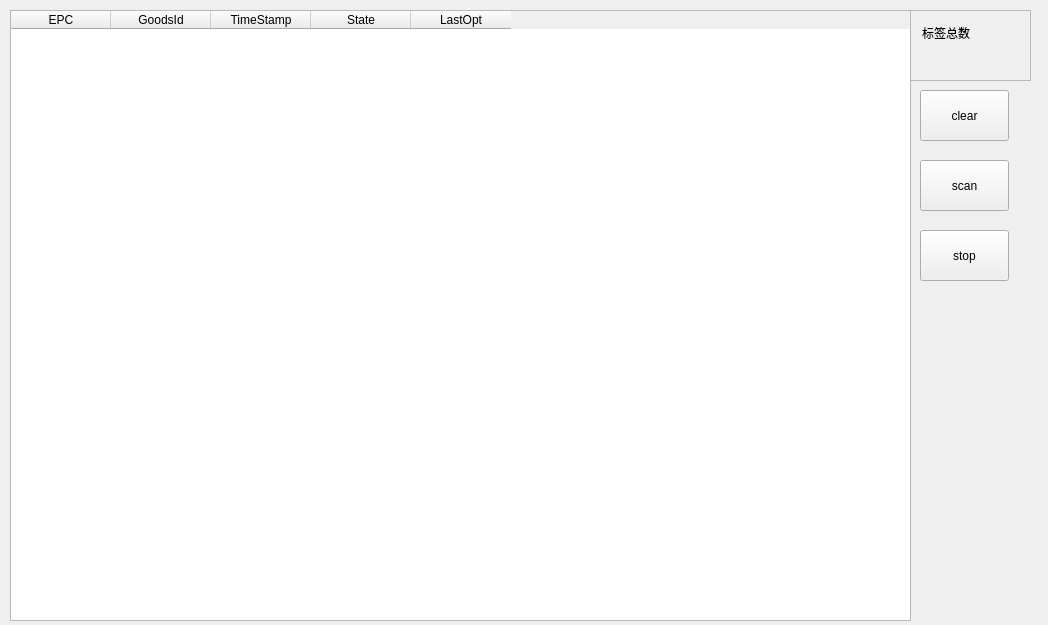
Qt form SmartCabinet/Rfid/RfidTest/frmrfid.ui (birdman1992/SmartCabinet) before a commit.
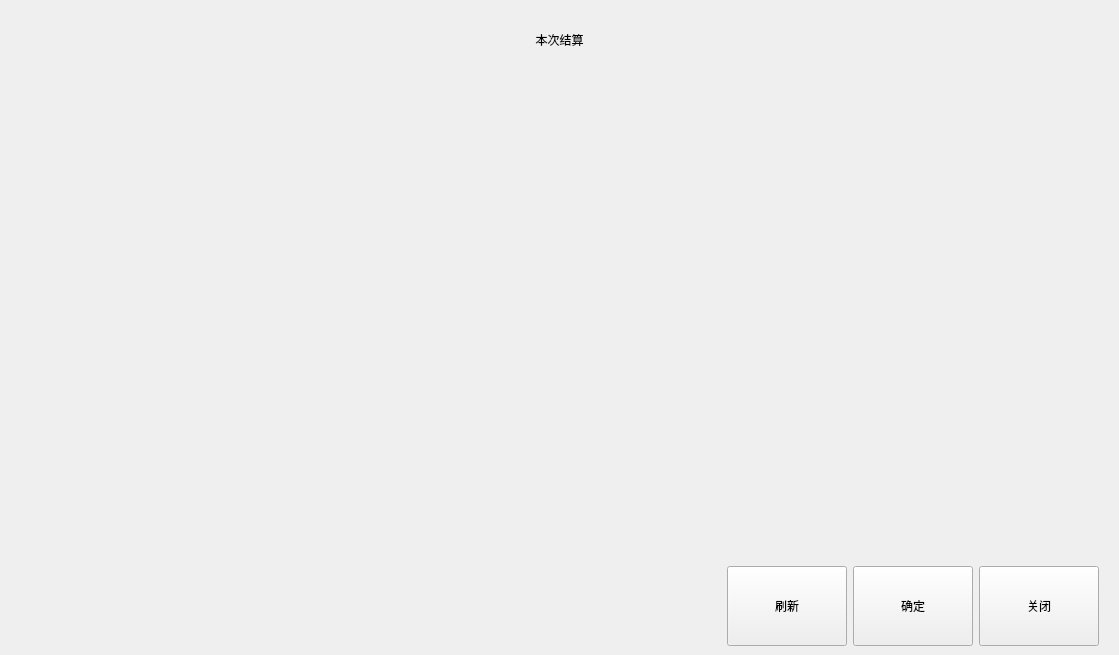
The same form after that commit.

What changed in the file:
```diff
--- a/SmartCabinet/Rfid/RfidTest/frmrfid.ui
+++ b/SmartCabinet/Rfid/RfidTest/frmrfid.ui
@@ -6,22 +6,35 @@
    <rect>
     <x>0</x>
     <y>0</y>
-    <width>1048</width>
-    <height>625</height>
+    <width>1119</width>
+    <height>655</height>
    </rect>
   </property>
   <property name="windowTitle">
    <string>FrmRfid</string>
   </property>
+  <layout class="QHBoxLayout" name="horizontalLayout">
+   <property name="leftMargin">
+    <number>0</number>
+   </property>
+   <property name="topMargin">
+    <number>0</number>
+   </property>
+   <property name="rightMargin">
+    <number>0</number>
+   </property>
+   <property name="bottomMargin">
+    <number>0</number>
+   </property>
+   <item>
+    <widget class="QStackedWidget" name="stackedWidget">
+     <property name="currentIndex">
+      <number>1</number>
+     </property>
+     <widget class="QWidget" name="page">
+      <layout class="QHBoxLayout" name="horizontalLayout_2" stretch="8,1">
+       <item>
   <widget class="QTableWidget" name="id_table">
-   <property name="geometry">
-    <rect>
-     <x>10</x>
-     <y>10</y>
-     <width>901</width>
-     <height>611</height>
-    </rect>
-   </property>
    <attribute name="verticalHeaderVisible">
     <bool>false</bool>
    </attribute>
@@ -51,15 +64,11 @@
     </property>
    </column>
   </widget>
+       </item>
+       <item>
+        <layout class="QVBoxLayout" name="verticalLayout_2">
+         <item>
   <widget class="QFrame" name="frame">
-   <property name="geometry">
-    <rect>
-     <x>910</x>
-     <y>10</y>
-     <width>121</width>
-     <height>71</height>
-    </rect>
-   </property>
    <property name="frameShape">
     <enum>QFrame::StyledPanel</enum>
    </property>
@@ -83,45 +92,169 @@
     </item>
    </layout>
   </widget>
-  <widget class="QPushButton" name="clear">
-   <property name="geometry">
-    <rect>
-     <x>920</x>
-     <y>90</y>
-     <width>89</width>
-     <height>51</height>
-    </rect>
-   </property>
-   <property name="text">
-    <string>clear</string>
-   </property>
-  </widget>
+         </item>
+         <item>
   <widget class="QPushButton" name="scan">
-   <property name="geometry">
-    <rect>
-     <x>920</x>
-     <y>160</y>
-     <width>89</width>
-     <height>51</height>
-    </rect>
+           <property name="sizePolicy">
+            <sizepolicy hsizetype="Minimum" vsizetype="Preferred">
+             <horstretch>0</horstretch>
+             <verstretch>0</verstretch>
+            </sizepolicy>
+           </property>
+           <property name="minimumSize">
+            <size>
+             <width>100</width>
+             <height>80</height>
+            </size>
    </property>
    <property name="text">
     <string>scan</string>
    </property>
   </widget>
+         </item>
+         <item>
   <widget class="QPushButton" name="stop">
-   <property name="geometry">
-    <rect>
-     <x>920</x>
-     <y>230</y>
-     <width>89</width>
-     <height>51</height>
-    </rect>
+           <property name="sizePolicy">
+            <sizepolicy hsizetype="Minimum" vsizetype="Preferred">
+             <horstretch>0</horstretch>
+             <verstretch>0</verstretch>
+            </sizepolicy>
+           </property>
+           <property name="minimumSize">
+            <size>
+             <width>100</width>
+             <height>80</height>
+            </size>
    </property>
    <property name="text">
     <string>stop</string>
    </property>
   </widget>
+         </item>
+         <item>
+          <widget class="QPushButton" name="clear">
+           <property name="sizePolicy">
+            <sizepolicy hsizetype="Minimum" vsizetype="Preferred">
+             <horstretch>0</horstretch>
+             <verstretch>0</verstretch>
+            </sizepolicy>
+           </property>
+           <property name="minimumSize">
+            <size>
+             <width>100</width>
+             <height>80</height>
+            </size>
+           </property>
+           <property name="text">
+            <string>clear</string>
+           </property>
+          </widget>
+         </item>
+         <item>
+          <spacer name="verticalSpacer">
+           <property name="orientation">
+            <enum>Qt::Vertical</enum>
+           </property>
+           <property name="sizeHint" stdset="0">
+            <size>
+             <width>20</width>
+             <height>40</height>
+            </size>
+           </property>
+          </spacer>
+         </item>
+        </layout>
+       </item>
+      </layout>
+     </widget>
+     <widget class="QWidget" name="page_tab">
+      <layout class="QVBoxLayout" name="verticalLayout_3" stretch="1,6,1">
+       <property name="spacing">
+        <number>4</number>
+       </property>
+       <property name="leftMargin">
+        <number>0</number>
+       </property>
+       <property name="topMargin">
+        <number>0</number>
+       </property>
+       <property name="rightMargin">
+        <number>0</number>
+       </property>
+       <property name="bottomMargin">
+        <number>9</number>
+       </property>
+       <item>
+        <widget class="QLabel" name="label_2">
+         <property name="text">
+          <string>本次结算</string>
+         </property>
+         <property name="alignment">
+          <set>Qt::AlignCenter</set>
+         </property>
+        </widget>
+       </item>
+       <item>
+        <layout class="QHBoxLayout" name="layout_tabs"/>
+       </item>
+       <item>
+        <layout class="QHBoxLayout" name="horizontalLayout_3" stretch="6,1,1,1">
+         <property name="rightMargin">
+          <number>20</number>
+         </property>
+         <item>
+          <widget class="QLabel" name="msg">
+           <property name="text">
+            <string/>
+           </property>
+          </widget>
+         </item>
+         <item>
+          <widget class="QPushButton" name="fresh">
+           <property name="sizePolicy">
+            <sizepolicy hsizetype="Minimum" vsizetype="Preferred">
+             <horstretch>0</horstretch>
+             <verstretch>0</verstretch>
+            </sizepolicy>
+           </property>
+           <property name="text">
+            <string>刷新</string>
+           </property>
+          </widget>
+         </item>
+         <item>
+          <widget class="QPushButton" name="OK">
+           <property name="sizePolicy">
+            <sizepolicy hsizetype="Minimum" vsizetype="Preferred">
+             <horstretch>0</horstretch>
+             <verstretch>0</verstretch>
+            </sizepolicy>
+           </property>
+           <property name="text">
+            <string>确定</string>
+           </property>
+          </widget>
+         </item>
+         <item>
+          <widget class="QPushButton" name="pushButton">
+           <property name="sizePolicy">
+            <sizepolicy hsizetype="Minimum" vsizetype="Preferred">
+             <horstretch>0</horstretch>
+             <verstretch>0</verstretch>
+            </sizepolicy>
+           </property>
+           <property name="text">
+            <string>关闭</string>
+           </property>
+          </widget>
+         </item>
+        </layout>
+       </item>
+      </layout>
+     </widget>
+    </widget>
+   </item>
+  </layout>
  </widget>
  <layoutdefault spacing="6" margin="11"/>
  <resources/>
```
Lines whose indentation alone changed are shown as unchanged.
